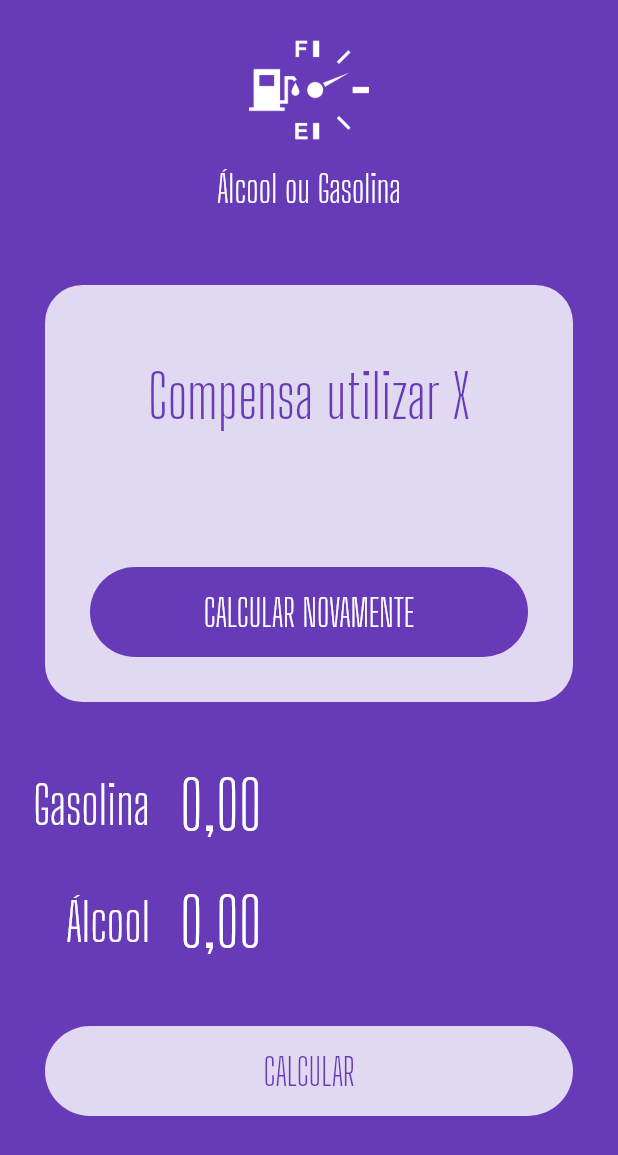
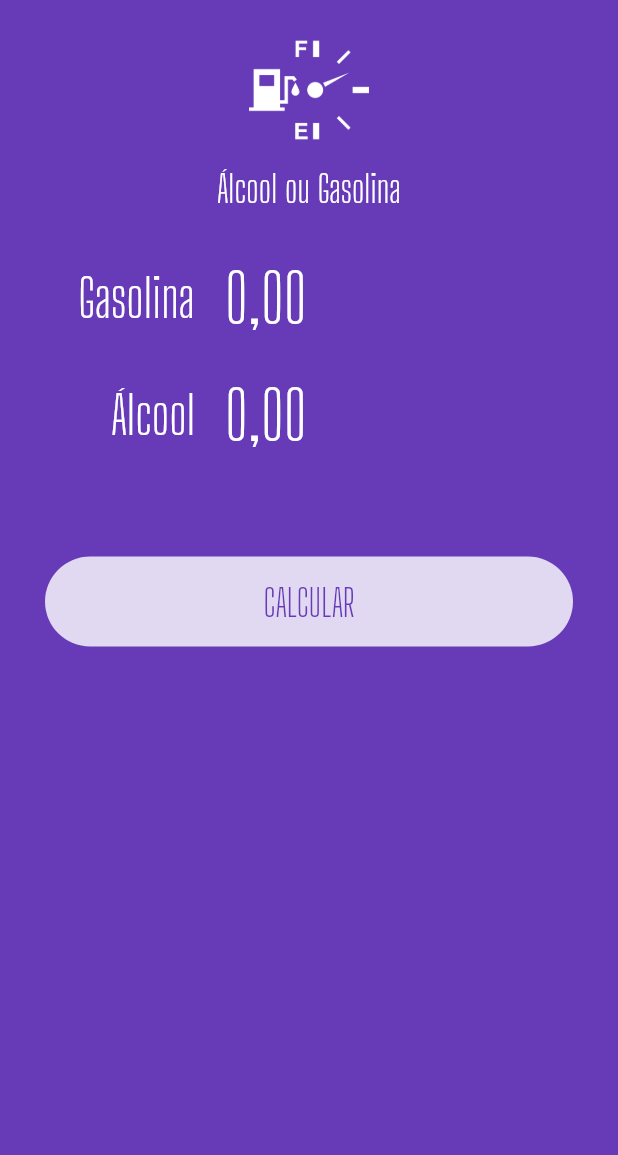
Before and after one commit to oliversieto/alcool_gasolina_flutter, a Flutter app: the screen it shows after launch, on a phone screen of 412 x 824 dp. Shown: the top 1155 px of the screen. Run offline on Flutter 3.47's test engine with Material 2 defaults, Android fonts, the phone set to English and light mode, and no system bars; our stand-ins replace flutter_masked_text; missing offline and left inert: dart:ffi.

Commit message:
refactor: separando o formulário em um widget. melhorado a estrutura

```diff
--- a/lib/main.dart
+++ b/lib/main.dart
@@ -3,6 +3,7 @@ import 'dart:ffi';
 import 'package:alcool_gasolina/widgets/input.widget.dart';
 import 'package:alcool_gasolina/widgets/loading-button.widget.dart';
 import 'package:alcool_gasolina/widgets/logo.widget.dart';
+import 'package:alcool_gasolina/widgets/submit-form.widget.dart';
 import 'package:alcool_gasolina/widgets/success.widget.dart';
 import 'package:flutter/material.dart';
 import 'package:flutter_masked_text/flutter_masked_text.dart';
@@ -37,20 +38,11 @@ class HomePage extends StatelessWidget {
       body: ListView(
         children: <Widget>[
           Logo(),
-          Success(result: 'Compensa utilizar X', reset: () {}),
-          Input(
-            label: 'Gasolina',
-            ctrl: _gasCtrl,
-          ),
-          Input(
-            label: 'Álcool',
-            ctrl: _alcCtrl,
-          ),
-          LoadingButton(
+          SubmitForm(
+            gasCtrl: _gasCtrl,
+            alcCtrl: _alcCtrl,
             busy: false,
-            invert: false,
-            func: () {},
-            text: 'CALCULAR',
+            submitFunction: () {},
           ),
         ],
       ),
--- /dev/null
+++ b/lib/widgets/submit-form.widget.dart
@@ -0,0 +1,56 @@
+import 'package:flutter/material.dart';
+import 'package:flutter_masked_text/flutter_masked_text.dart';
+
+import 'input.widget.dart';
+import 'loading-button.widget.dart';
+
+class SubmitForm extends StatelessWidget {
+  MoneyMaskedTextController gasCtrl = new MoneyMaskedTextController();
+  MoneyMaskedTextController alcCtrl = new MoneyMaskedTextController();
+  bool busy = false;
+  Function submitFunction;
+
+  SubmitForm({
+    @required this.gasCtrl,
+    @required this.alcCtrl,
+    @required this.busy,
+    @required this.submitFunction,
+  });
+
+  @override
+  Widget build(BuildContext context) {
+    return Column(
+      children: [
+        Padding(
+          padding: const EdgeInsets.only(
+            left: 30,
+            right: 30,
+          ),
+          child: Input(
+            label: 'Gasolina',
+            ctrl: gasCtrl,
+          ),
+        ),
+        Padding(
+          padding: const EdgeInsets.only(
+            left: 30,
+            right: 30,
+          ),
+          child: Input(
+            label: 'Álcool',
+            ctrl: alcCtrl,
+          ),
+        ),
+        SizedBox(
+          height: 25,
+        ),
+        LoadingButton(
+          busy: busy,
+          invert: false,
+          func: submitFunction,
+          text: 'CALCULAR',
+        ),
+      ],
+    );
+  }
+}
```
